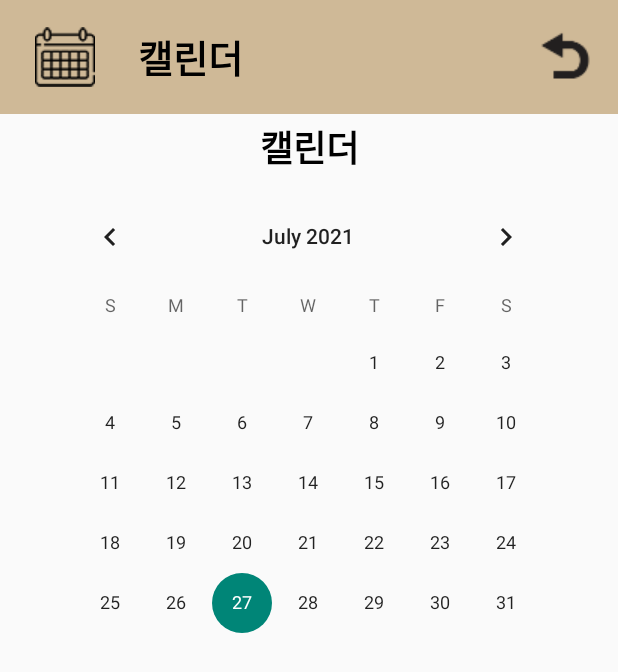
After one commit to jigreg/77theSenior, an Android app: the layout calendar.xml on its own in the app's theme, with its tools: preview values and no code run, on a phone screen of 412 x 824 dp. The commit adds this screen. Shown: the top 672 px of the screen. Run offline under Robolectric (Android 15) with nearby library versions, the phone set to English and light mode, and no system bars.

Commit message:
calendar update

```diff
--- /dev/null
+++ b/app/src/main/res/layout/calendar.xml
@@ -0,0 +1,129 @@
+<?xml version="1.0" encoding="utf-8"?>
+
+<androidx.constraintlayout.widget.ConstraintLayout xmlns:android="http://schemas.android.com/apk/res/android"
+    xmlns:app="http://schemas.android.com/apk/res-auto"
+
+    xmlns:tools="http://schemas.android.com/tools"
+    android:layout_width="match_parent"
+    android:layout_height="wrap_content"
+    android:orientation="vertical" >
+
+    <RelativeLayout
+        android:layout_width="match_parent"
+        android:layout_height="wrap_content"
+        tools:ignore="MissingConstraints">
+
+        <TextView
+            android:id="@+id/calendar"
+            android:layout_width="410dp"
+            android:layout_height="76dp"
+            android:background="#CFB997"
+            android:drawableLeft="@drawable/calender2"
+            android:gravity="center"
+            android:paddingLeft="23dp"
+            android:paddingRight="220dp"
+            android:text="캘린더"
+            android:textColor="@color/black"
+            android:textSize="25dp"
+            android:textStyle="bold" />
+
+        <ImageButton
+            android:layout_alignParentRight="true"
+            android:id="@+id/before4"
+            android:layout_width="70dp"
+            android:layout_height="76dp"
+            android:background="#CFB997"
+            android:src="@drawable/before" />
+
+    </RelativeLayout>
+
+    <CalendarView
+        android:layout_width="wrap_content"
+        android:layout_height="wrap_content"
+        android:id="@+id/calendarView"
+        app:layout_constraintStart_toStartOf="parent"
+        android:layout_marginLeft="8dp" android:layout_marginStart="8dp" app:layout_constraintEnd_toEndOf="parent"
+        android:layout_marginEnd="8dp" android:layout_marginRight="8dp"
+        app:layout_constraintHorizontal_bias="0.488" android:layout_marginTop="8dp"
+        app:layout_constraintTop_toBottomOf="@+id/textView3"/>
+    <TextView
+        android:layout_width="0dp"
+        android:layout_height="wrap_content"
+        android:gravity= "center"
+        android:id="@+id/diaryTextView" android:layout_marginTop="16dp"
+        app:layout_constraintTop_toBottomOf="@+id/calendarView" app:layout_constraintEnd_toEndOf="parent"
+        android:layout_marginEnd="8dp" android:layout_marginRight="8dp"
+        app:layout_constraintStart_toStartOf="parent" android:layout_marginLeft="8dp"
+        android:layout_marginStart="8dp" android:textAppearance="@style/TextAppearance.AppCompat.Large"/>
+    <EditText
+        android:layout_width="0dp"
+        android:layout_height="116dp"
+        android:inputType="textMultiLine"
+        android:ems="10"
+        android:id="@+id/contextEditText"
+        app:layout_constraintTop_toBottomOf="@+id/diaryTextView" android:layout_marginTop="16dp"
+        android:hint="내용을 입력하세요." android:layout_marginEnd="8dp" app:layout_constraintEnd_toEndOf="parent"
+        android:layout_marginRight="8dp" android:layout_marginStart="8dp"
+        app:layout_constraintStart_toStartOf="parent" android:layout_marginLeft="8dp"
+        android:visibility="invisible"/>
+
+    <TextView
+        android:layout_width="0dp"
+        android:layout_height="0dp"
+        android:id="@+id/textView2"
+        app:layout_constraintTop_toTopOf="@+id/contextEditText"
+        app:layout_constraintBottom_toBottomOf="@+id/contextEditText" app:layout_constraintEnd_toEndOf="parent"
+        android:layout_marginEnd="8dp" android:layout_marginRight="8dp"
+        app:layout_constraintStart_toStartOf="@+id/contextEditText" android:layout_marginLeft="8dp"
+        android:layout_marginStart="8dp" android:visibility="invisible"/>
+
+    <TextView
+        android:id="@+id/textView3"
+        android:layout_width="0dp"
+        android:layout_height="wrap_content"
+        android:layout_marginStart="8dp"
+        android:layout_marginTop="80dp"
+        android:layout_marginEnd="8dp"
+        android:gravity="center"
+        android:text="캘린더"
+        android:textAppearance="@style/TextAppearance.AppCompat.Large"
+        android:textColor="@color/black"
+        android:textSize="24sp"
+        android:textStyle="bold"
+        app:layout_constraintEnd_toEndOf="parent"
+        app:layout_constraintStart_toStartOf="parent"
+        app:layout_constraintTop_toTopOf="parent" />
+
+    <Button
+        android:text="저장"
+        android:layout_width="0dp"
+        android:layout_marginBottom="20dp"
+        android:layout_height="wrap_content"
+        android:id="@+id/save_Btn" android:layout_marginTop="16dp"
+        app:layout_constraintTop_toBottomOf="@+id/contextEditText" app:layout_constraintEnd_toEndOf="parent"
+        android:layout_marginEnd="8dp" android:layout_marginRight="8dp"
+        app:layout_constraintStart_toStartOf="parent" android:layout_marginLeft="8dp"
+        android:layout_marginStart="8dp" android:visibility="invisible"/>
+
+
+
+
+    <Button
+        android:text="수정"
+        android:layout_width="180dp"
+        android:layout_height="wrap_content"
+        android:id="@+id/cha_Btn"
+        app:layout_constraintBaseline_toBaselineOf="@+id/save_Btn" app:layout_constraintStart_toStartOf="parent"
+        android:layout_marginLeft="8dp" android:layout_marginStart="8dp"
+        app:layout_constraintEnd_toStartOf="@+id/del_Btn" android:layout_marginEnd="8dp"
+        android:layout_marginRight="8dp" android:visibility="invisible"/>
+    <Button
+        android:text="삭제"
+        android:layout_width="176dp"
+        android:layout_height="wrap_content"
+        android:id="@+id/del_Btn"
+        app:layout_constraintBaseline_toBaselineOf="@+id/cha_Btn" app:layout_constraintEnd_toEndOf="@+id/save_Btn"
+        android:layout_marginEnd="8dp" android:layout_marginRight="8dp" android:visibility="invisible"></Button>
+
+
+</androidx.constraintlayout.widget.ConstraintLayout>
```
Also changed, not shown: app/src/main/java/com/example/logintext/CalendarActivity.java (added, +188 -0 lines), app/src/main/java/com/example/logintext/UserMainActivity.java (+11 -1 lines), 5 other files.
